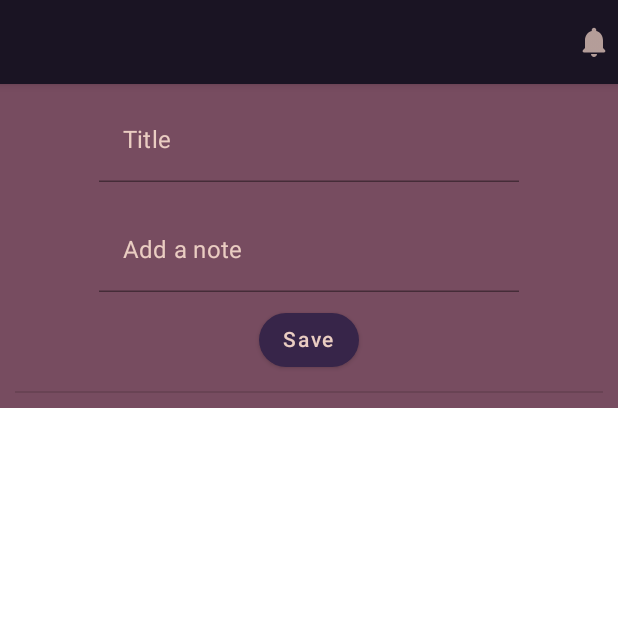
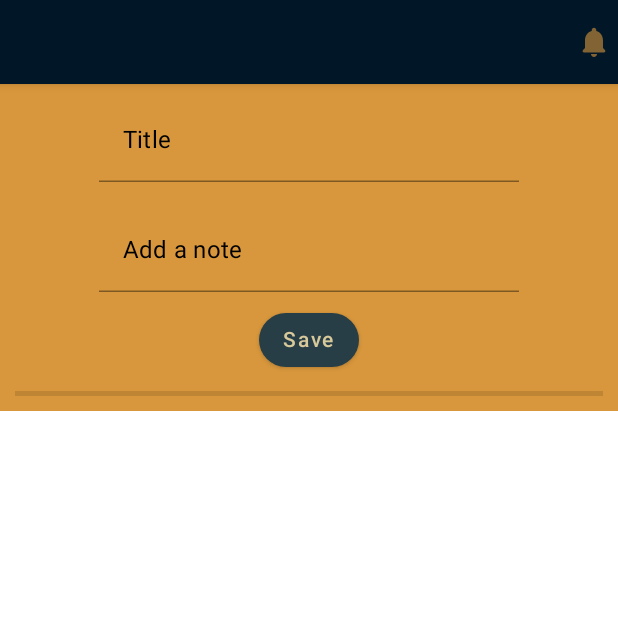
Before and after one commit to kingslayer1312/NoteApp, an Android app built with Jetpack Compose: the composable NoteAppScreen called with empty values, on a phone screen of 412 x 824 dp, the top half of it. Run offline under Robolectric (Android 15) with nearby library versions, the phone set to English and light mode, and no system bars.

Commit message:
Added ability to add/remove notes, changed UI, added delete notes button

```diff
--- a/app/src/main/java/com/hrishi/noteapp/components/NoteComponents.kt
+++ b/app/src/main/java/com/hrishi/noteapp/components/NoteComponents.kt
@@ -31,7 +31,7 @@ fun NoteInputText(
         backgroundColor = Color.Transparent
     ),
     maxLines = maxLine,
-    label = { Text(text = label, color = colorResource(id = R.color.paleDogwood))},
+    label = { Text(text = label, color = colorResource(id = R.color.black))},
     keyboardOptions = KeyboardOptions.Default.copy(
         imeAction = ImeAction.Done,
     ),
@@ -49,15 +49,17 @@ fun NoteButton(
     modifier: Modifier = Modifier,
     text: String,
     onClick: () -> Unit,
-    enabled: Boolean = true
+    enabled: Boolean = true,
+    backgroundColor: Color = colorResource(id = R.color.charcoal),
+    contentColor: Color = colorResource(id = R.color.ecru)
 ) {
     Button(
         onClick = onClick,
         shape = CircleShape,
         enabled = enabled,
         colors = ButtonDefaults.buttonColors(
-            backgroundColor = colorResource(id = R.color.darkPurple),
-            contentColor = colorResource(id = R.color.paleDogwood)
+            backgroundColor = backgroundColor,
+            contentColor = contentColor
         ),
         modifier = modifier) {
             Text(text, style = MaterialTheme.typography.button)
--- a/app/src/main/java/com/hrishi/noteapp/screen/NoteAppScreen.kt
+++ b/app/src/main/java/com/hrishi/noteapp/screen/NoteAppScreen.kt
@@ -1,21 +1,23 @@
 package com.hrishi.noteapp.screen
 
+import android.widget.Toast
+import androidx.compose.foundation.BorderStroke
 import androidx.compose.foundation.background
 import androidx.compose.foundation.clickable
-import androidx.compose.foundation.layout.Column
-import androidx.compose.foundation.layout.fillMaxWidth
-import androidx.compose.foundation.layout.padding
+import androidx.compose.foundation.layout.*
 import androidx.compose.foundation.lazy.LazyColumn
 import androidx.compose.foundation.lazy.items
 import androidx.compose.foundation.shape.RoundedCornerShape
 import androidx.compose.material.*
 import androidx.compose.material.icons.Icons
+import androidx.compose.material.icons.materialIcon
 import androidx.compose.material.icons.rounded.Notifications
 import androidx.compose.runtime.*
 import androidx.compose.ui.Alignment
 import androidx.compose.ui.Modifier
 import androidx.compose.ui.draw.clip
 import androidx.compose.ui.graphics.Color
+import androidx.compose.ui.platform.LocalContext
 import androidx.compose.ui.res.colorResource
 import androidx.compose.ui.res.stringResource
 import androidx.compose.ui.text.font.FontWeight
@@ -31,6 +33,9 @@ import com.hrishi.noteapp.model.Note
 import java.time.format.DateTimeFormatter
 import java.time.format.TextStyle
 
+
+var x = 0
+
 @Composable
 fun NoteAppScreen(
     notes: List<Note>,
@@ -44,12 +49,20 @@ fun NoteAppScreen(
         mutableStateOf("")
     }
 
-    Column(modifier = Modifier
-        .padding(0.dp)
-        .background(colorResource(id = R.color.eggplant))) {
+    val context = LocalContext.current
+
+    Column(
+        modifier = Modifier
+            .padding(0.dp)
+            .background(colorResource(id = R.color.butterscotch))
+    ) {
         TopAppBar(
             title = {
-                Text(text = stringResource(id = R.string.app_name))
+                Text(
+                    text = stringResource(id = R.string.app_name),
+                    fontSize = 23.sp,
+                    fontWeight = FontWeight(800)
+                )
             },
             actions = {
                 Icon(
@@ -57,8 +70,8 @@ fun NoteAppScreen(
                     contentDescription = "Icon"
                 )
             },
-            backgroundColor = colorResource(id = R.color.raisinBlack),
-            contentColor = colorResource(id = R.color.paleDogwood)
+            backgroundColor = colorResource(id = R.color.richBlack),
+            contentColor = colorResource(id = R.color.butterscotch)
         )
 
         Column(
@@ -90,18 +103,19 @@ fun NoteAppScreen(
                 onClick = {
                     if (title.isNotEmpty() && description.isNotEmpty()) {
                         // save or add to list
+                        onAddNote(Note(title = title, description = description))
                         title = ""
                         description = ""
+                        Toast.makeText(context, "Note Added", Toast.LENGTH_SHORT).show()
                     }
                 })
 
-            Divider(modifier = Modifier.padding(10.dp))
+            Divider(modifier = Modifier.padding(10.dp), thickness = 3.dp)
             LazyColumn {
                 items(notes) { note ->
-                    NoteRow(note = note, onNoteClicked = {})
+                    NoteRow(note = note, onRemoveNote = onRemoveNote)
                 }
             }
-
         }
     }
 }
@@ -110,7 +124,8 @@ fun NoteAppScreen(
 fun NoteRow(
     modifier: Modifier = Modifier,
     note: Note,
-    onNoteClicked: (Note) -> Unit
+    //onNoteClicked: (Note) -> Unit,
+    onRemoveNote: (Note) -> Unit
 ) {
     Surface(
         modifier
@@ -124,33 +139,52 @@ fun NoteRow(
                 )
             )
             .fillMaxWidth(),
-        color = colorResource(id = R.color.paleDogwood),
+        color = colorResource(id = R.color.richBlack),
         elevation = 6.dp
     ) {
         Column(
             modifier
-                .clickable { }
-                .padding(horizontal = 14.dp, vertical = 10.dp),
-            horizontalAlignment = Alignment.Start) {
+                .padding(horizontal = 20.dp, vertical = 10.dp),
+            horizontalAlignment = Alignment.Start
+        ) {
+
             Text(
                 text = note.title,
                 style = MaterialTheme.typography.body1,
                 fontWeight = FontWeight.Bold,
-                fontSize = 20.sp
+                fontSize = 20.sp,
+                color = colorResource(id = R.color.butterscotch)
             )
-            Divider(modifier = Modifier
-                .fillMaxWidth()
-                .padding(10.dp))
+
+            Divider(
+                modifier = Modifier
+                    .fillMaxWidth()
+                    .padding(start = 0.dp, top = 10.dp, bottom = 10.dp),
+                color = colorResource(id = R.color.ecru),
+                thickness = 3.dp
+            )
             Text(
                 text = note.description,
-                style = MaterialTheme.typography.subtitle1
+                style = MaterialTheme.typography.subtitle1,
+                color = colorResource(id = R.color.ecru)
             )
             Text(
-                modifier = Modifier.padding(top = 5.dp, bottom = 7.dp),
+                modifier = Modifier.padding(top = 7.dp, bottom = 7.dp),
                 text = note.entryDate.format(DateTimeFormatter.ofPattern("EEE, d MMM y")),
                 style = MaterialTheme.typography.caption,
-                fontWeight = FontWeight.Bold
+                fontWeight = FontWeight.Bold,
+                color = colorResource(id = R.color.ecru)
             )
+
+            NoteButton(
+                text = "discard",
+                onClick = {
+                    onRemoveNote(note)
+                },
+                backgroundColor = colorResource(id = R.color.alloyOrange),
+                contentColor = colorResource(id = R.color.charcoal)
+            )
+
         }
     }
 
--- a/app/src/main/res/values/colors.xml
+++ b/app/src/main/res/values/colors.xml
@@ -7,10 +7,13 @@
     <color name="teal_700">#FF018786</color>
     <color name="black">#FF000000</color>
     <color name="white">#FFFFFFFF</color>
-    <color name="raisinBlack">#FF1A1423</color>
-    <color name="darkPurple">#FF372549</color>
-    <color name="eggplant">#FF774C60</color>
-    <color name="redwood">#FFB75D69</color>
-    <color name="paleDogwood">#FFEACDC2</color>
+
+    <color name="charcoal">#FF273E47</color>
+    <color name="alloyOrange">#FFBD632F</color>
+    <color name="butterscotch">#FFD8973C</color>
+    <color name="ecru">#FFD8C99B</color>
+    <color name="amaranthPurple">#FFA4243B</color>
+    <color name="richBlack">#FF011627</color>
+    011627
 
 </resources>
```
Also changed, not shown: app/src/main/java/com/hrishi/noteapp/MainActivity.kt (+13 -3 lines).
